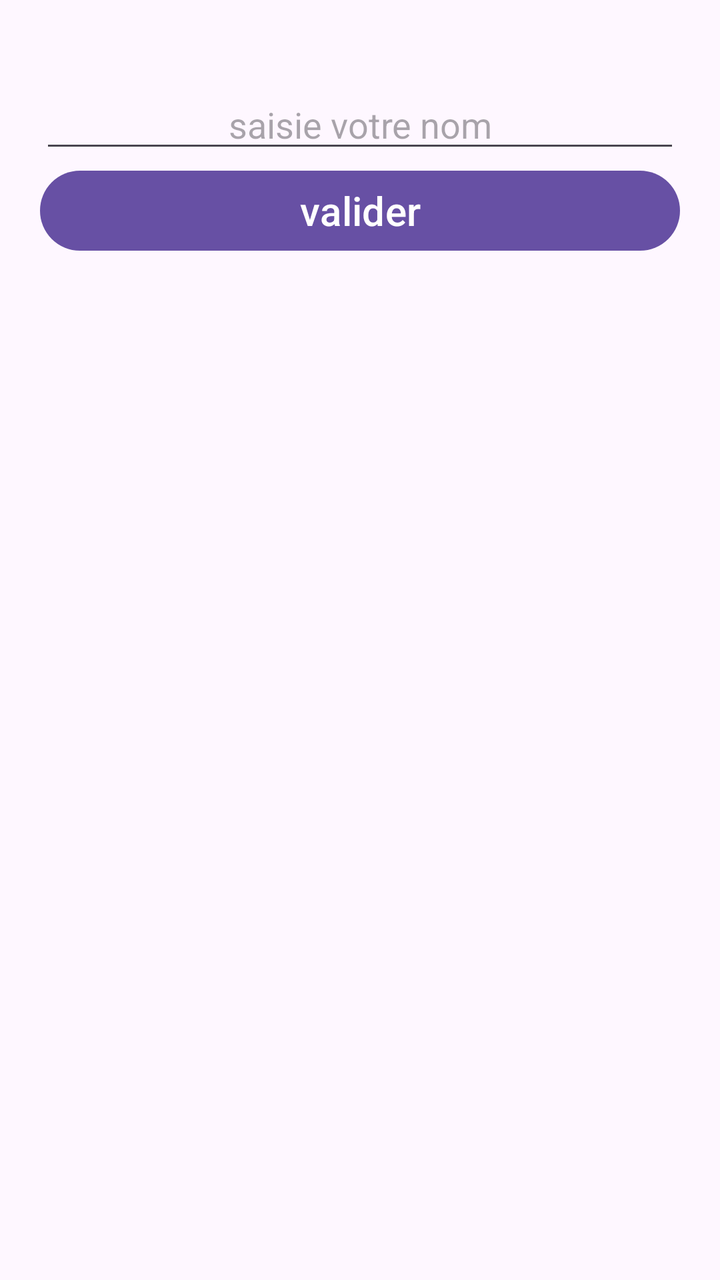
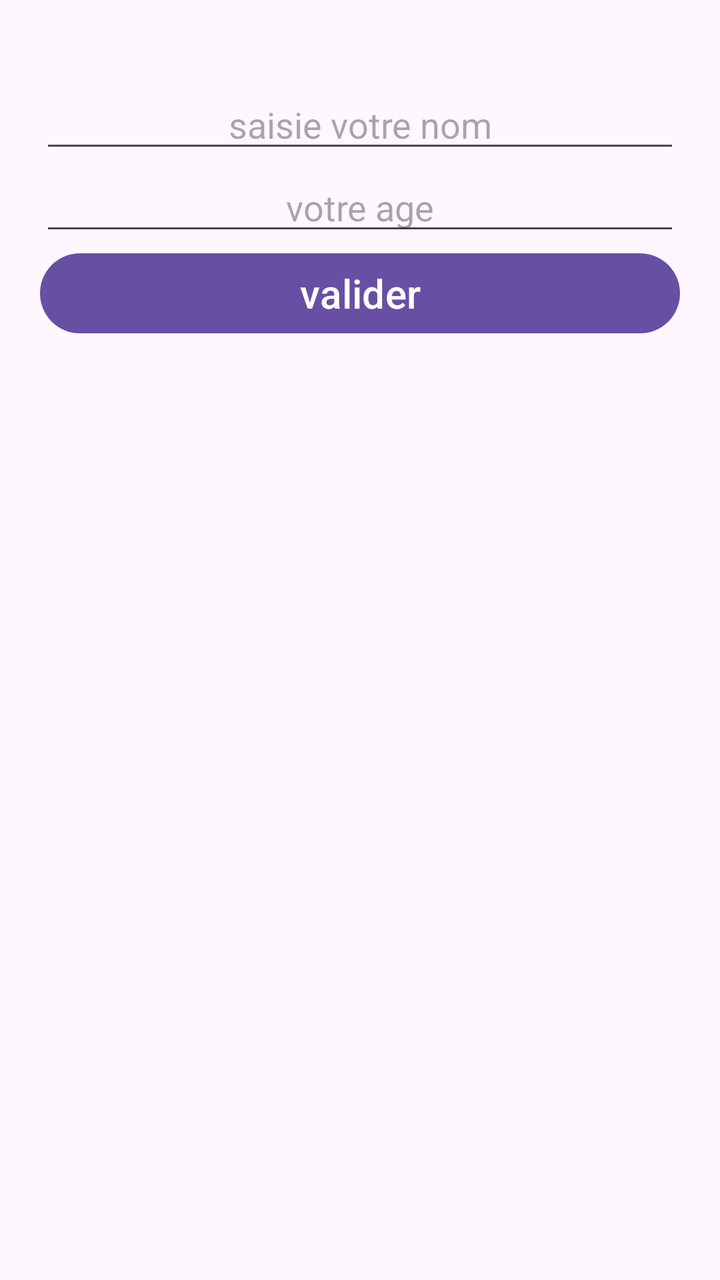

The first picture is an Android layout as it rendered before a commit; the second is the same layout after the commit. The layout source and the unified diff follow.
<!-- AndroidManifest.xml: application theme Theme.TP1_app_ex1 -->
<!-- res/layout/activity_main.xml -->
<?xml version="1.0" encoding="utf-8"?>
<LinearLayout xmlns:android="http://schemas.android.com/apk/res/android"
    xmlns:app="http://schemas.android.com/apk/res-auto"
    xmlns:tools="http://schemas.android.com/tools"
    android:id="@+id/main"
    android:layout_width="match_parent"
    android:layout_height="match_parent"
    tools:context=".MainActivity">

    <LinearLayout
        android:layout_width="match_parent"
        android:layout_height="wrap_content"
        android:orientation="vertical"
        android:padding="20dp"
        android:layout_marginTop="20dp"
        >

        <EditText
            android:id="@+id/editnom"
            android:layout_width="match_parent"
            android:layout_height="wrap_content"
            android:hint="saisie votre nom"
            android:gravity="center"/>
        <Button
            android:id="@+id/valider"
            android:layout_width="match_parent"
            android:layout_height="wrap_content"
            android:text="valider"
            android:textSize="20dp"
            />
    </LinearLayout>

</LinearLayout>
<!-- resources referenced by this layout -->
<resources>
  <style name="Theme.TP1_app_ex1" parent="Base.Theme.TP1_app_ex1" />
  <style name="Base.Theme.TP1_app_ex1" parent="Theme.Material3.DayNight.NoActionBar">
          
          
      </style>
</resources>

<!-- the commit's change to res/layout/activity_main.xml (unified diff, before → after) -->
@@ -21,6 +21,15 @@
             android:layout_height="wrap_content"
             android:hint="saisie votre nom"
             android:gravity="center"/>
+
+        <EditText
+            android:id="@+id/editage"
+            android:inputType="number"
+            android:layout_width="match_parent"
+            android:layout_height="wrap_content"
+            android:hint="votre age"
+            android:gravity="center"/>
+
         <Button
             android:id="@+id/valider"
             android:layout_width="match_parent"
